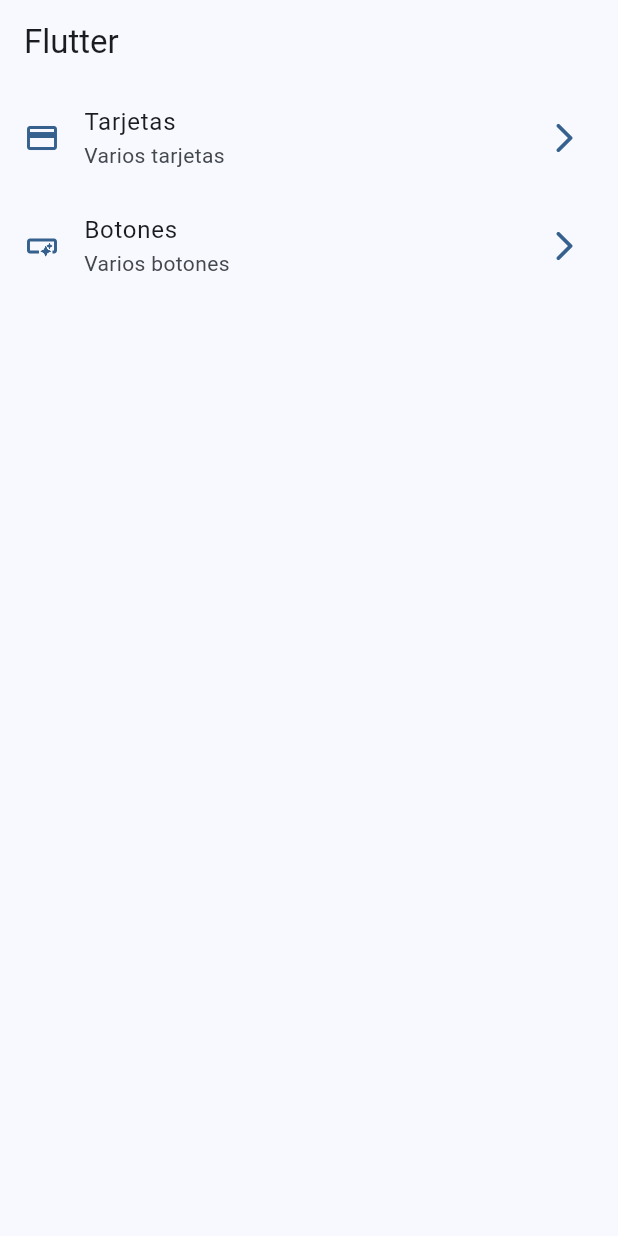
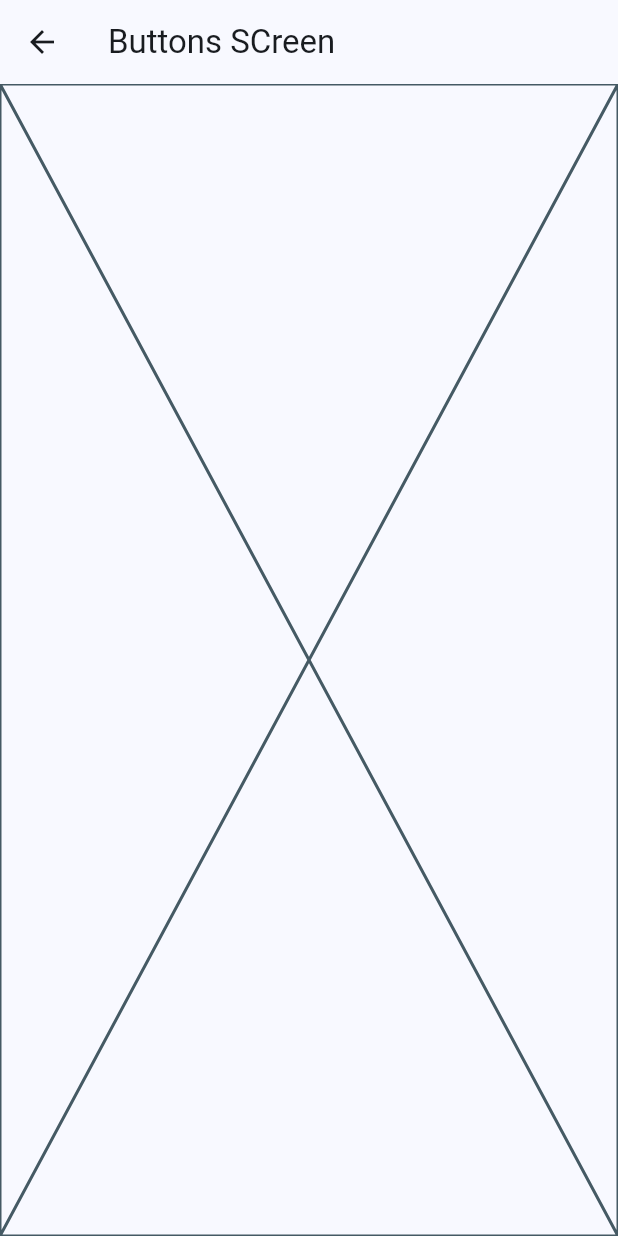
Before and after one commit to yvillegas/widgets_app, a Flutter app: the screen it shows after launch, after a tap on "Tarjetas", on a phone screen of 412 x 824 dp. Run offline on Flutter 3.47's test engine with Material 2 defaults, Android fonts, the phone set to English and light mode, and no system bars.

Commit message:
configured basic routes

```diff
--- a/lib/config/menu/menu_items.dart
+++ b/lib/config/menu/menu_items.dart
@@ -17,11 +17,11 @@ const appMenuItems = <MenuItem>[
   MenuItem(
       title: 'Tarjetas',
       subtitle: 'Varios tarjetas',
-      link: '/tarejtas',
+      link: '/buttons',
       icon: Icons.credit_card),
   MenuItem(
       title: 'Botones',
       subtitle: 'Varios botones',
-      link: '/buttons',
+      link: '/cards',
       icon: Icons.smart_button_outlined),
 ];
--- a/lib/main.dart
+++ b/lib/main.dart
@@ -1,4 +1,6 @@
 import 'package:flutter/material.dart';
+import 'package:widgets_app/presentation/screens/button/buttons_screen.dart';
+import 'package:widgets_app/presentation/screens/card/cards_screen.dart';
 import 'package:widgets_app/presentation/screens/home/home_screen.dart';
 
 import 'config/theme/app_theme.dart';
@@ -15,6 +17,10 @@ class MainApp extends StatelessWidget {
     return MaterialApp(
         debugShowCheckedModeBanner: false,
         theme: AppTheme(selectedColor: 3).getTheme(),
-        home: const HomeScreen());
+        home: const HomeScreen(),
+        routes: {
+          '/buttons': (context) => ButtonScreen(),
+          '/cards': (context) => CardsScreen()
+        });
   }
 }
--- /dev/null
+++ b/lib/presentation/screens/button/buttons_screen.dart
@@ -0,0 +1,13 @@
+import 'package:flutter/material.dart';
+
+class ButtonScreen extends StatelessWidget {
+  const ButtonScreen({super.key});
+
+  @override
+  Widget build(BuildContext context) {
+    return Scaffold(
+      appBar: AppBar(title: const Text('Buttons SCreen')),
+      body: const Placeholder(),
+    );
+  }
+}
--- a/lib/presentation/screens/home/home_screen.dart
+++ b/lib/presentation/screens/home/home_screen.dart
@@ -1,5 +1,6 @@
 import 'package:flutter/material.dart';
 import 'package:widgets_app/config/menu/menu_items.dart';
+import 'package:widgets_app/presentation/screens/button/buttons_screen.dart';
 
 class HomeScreen extends StatelessWidget {
   const HomeScreen({super.key});
@@ -45,7 +46,9 @@ class _CustomListTile extends StatelessWidget {
       trailing: Icon(Icons.arrow_forward_ios_rounded, color: colors.primary),
       title: Text(menuItem.title),
       subtitle: Text(menuItem.subtitle),
-      onTap: () {},
+      onTap: () {
+        Navigator.pushNamed(context, menuItem.link);
+      },
     );
   }
 }
```
Also changed, not shown: lib/presentation/screens/card/cards_screen.dart (added, +13 -0 lines).
